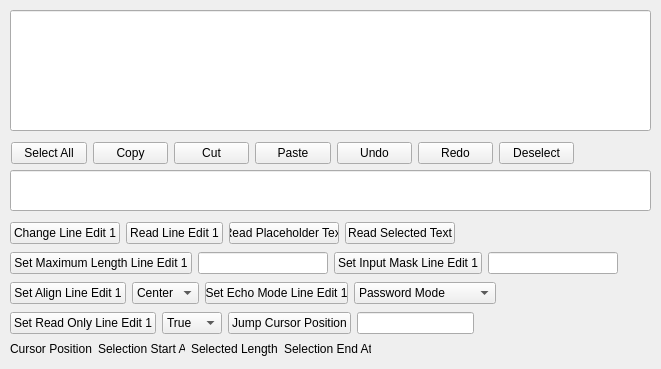
Above: src/PyQT/DesignerQLineEdit.ui from gungunfebrianza/Belajar-Dengan-Jenius-Python before the change. Below: the same form after it.
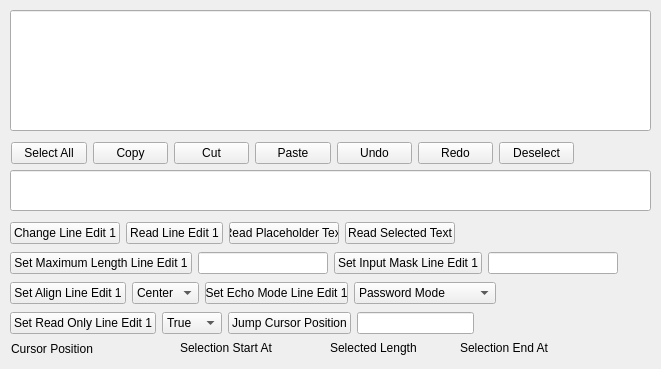
That is the form after the change.

What changed in the file:
```diff
--- a/src/PyQT/DesignerQLineEdit.ui
+++ b/src/PyQT/DesignerQLineEdit.ui
@@ -33,6 +33,58 @@
     </rect>
    </property>
   </widget>
+  <widget class="QLabel" name="labelCursorPosition">
+   <property name="geometry">
+    <rect>
+     <x>11</x>
+     <y>341</y>
+     <width>121</width>
+     <height>16</height>
+    </rect>
+   </property>
+   <property name="text">
+    <string>Cursor Position</string>
+   </property>
+  </widget>
+  <widget class="QLabel" name="labelSelectionStart">
+   <property name="geometry">
+    <rect>
+     <x>180</x>
+     <y>340</y>
+     <width>121</width>
+     <height>16</height>
+    </rect>
+   </property>
+   <property name="text">
+    <string>Selection Start At</string>
+   </property>
+  </widget>
+  <widget class="QLabel" name="labelSelectedLen">
+   <property name="geometry">
+    <rect>
+     <x>330</x>
+     <y>340</y>
+     <width>101</width>
+     <height>16</height>
+    </rect>
+   </property>
+   <property name="text">
+    <string>Selected Length</string>
+   </property>
+  </widget>
+  <widget class="QLabel" name="labelSelectionEnd">
+   <property name="geometry">
+    <rect>
+     <x>460</x>
+     <y>340</y>
+     <width>111</width>
+     <height>16</height>
+    </rect>
+   </property>
+   <property name="text">
+    <string>Selection End At</string>
+   </property>
+  </widget>
   <widget class="QWidget" name="">
    <property name="geometry">
     <rect>
@@ -283,46 +335,6 @@
     </item>
    </layout>
   </widget>
-  <widget class="QWidget" name="">
-   <property name="geometry">
-    <rect>
-     <x>10</x>
-     <y>340</y>
-     <width>361</width>
-     <height>18</height>
-    </rect>
-   </property>
-   <layout class="QHBoxLayout" name="horizontalLayout_2">
-    <item>
-     <widget class="QLabel" name="labelCursorPosition">
-      <property name="text">
-       <string>Cursor Position</string>
-      </property>
-     </widget>
-    </item>
-    <item>
-     <widget class="QLabel" name="labelSelectionStart">
-      <property name="text">
-       <string>Selection Start At</string>
-      </property>
-     </widget>
-    </item>
-    <item>
-     <widget class="QLabel" name="labelSelectedLen">
-      <property name="text">
-       <string>Selected Length</string>
-      </property>
-     </widget>
-    </item>
-    <item>
-     <widget class="QLabel" name="labelSelectionEnd">
-      <property name="text">
-       <string>Selection End At</string>
-      </property>
-     </widget>
-    </item>
-   </layout>
-  </widget>
  </widget>
  <resources/>
  <connections/>
```
